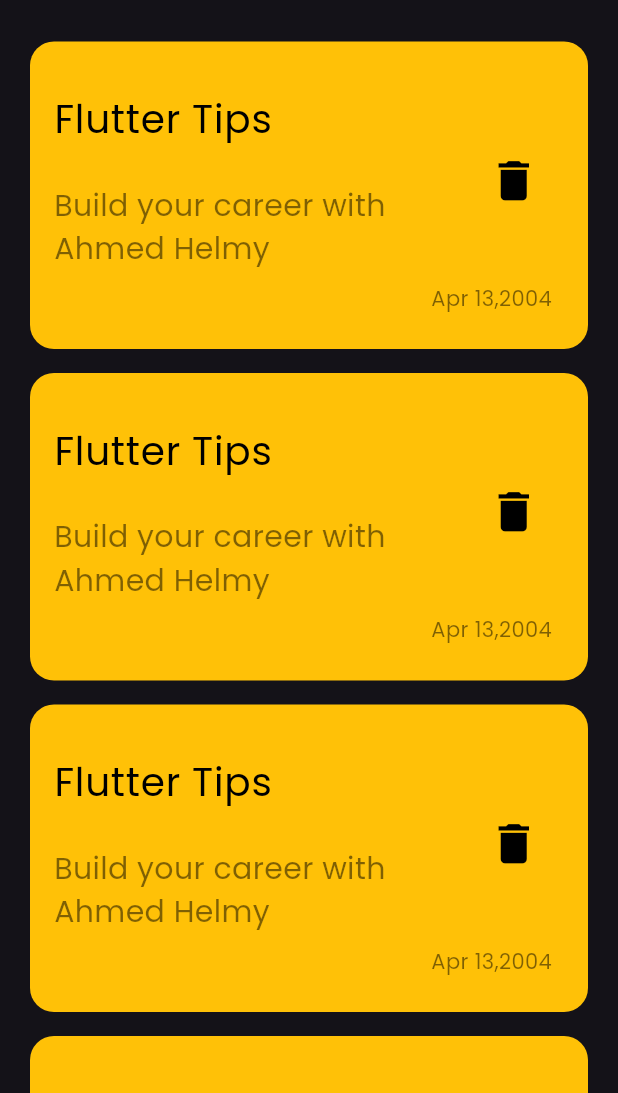
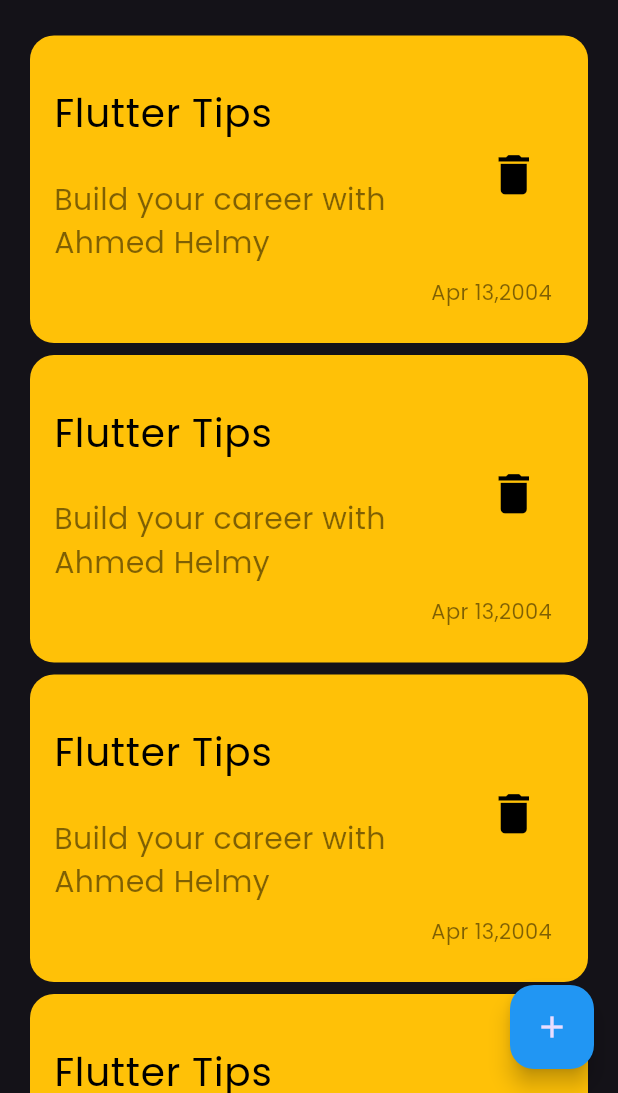
Before and after one commit to AhmedHelmy72/notes_app, a Flutter app: the screen it shows after launch, on a phone screen of 412 x 824 dp, the part 143-1236 px from its top. Run offline on Flutter 3.47's test engine with Material 3 defaults, Android fonts, the phone set to English and light mode, and no system bars.

Commit message:
add floating action button

```diff
--- a/lib/view/notes_view.dart
+++ b/lib/view/notes_view.dart
@@ -6,8 +6,13 @@ class NotesView extends StatelessWidget {
 
   @override
   Widget build(BuildContext context) {
-    return const Scaffold(
-      body: NotesViewBody(),
+    return Scaffold(
+      floatingActionButton: FloatingActionButton(
+        onPressed: () {},
+        backgroundColor: Colors.blue,
+        child: const Icon(Icons.add),
+      ),
+      body: const NotesViewBody(),
     );
   }
 }
--- a/lib/widget/notes_list_view.dart
+++ b/lib/widget/notes_list_view.dart
@@ -4,12 +4,14 @@ import 'package:noteapp/widget/custom_note_item.dart';
 class NotesListView extends StatelessWidget {
   const NotesListView({super.key});
 
+
+
   @override
   Widget build(BuildContext context) {
     return ListView.builder(
       itemBuilder: (context, index) {
         return const Padding(
-          padding: EdgeInsets.symmetric(vertical: 8),
+          padding: EdgeInsets.symmetric(vertical: 4),
           child: NoteItem(),
         );
       },
```
